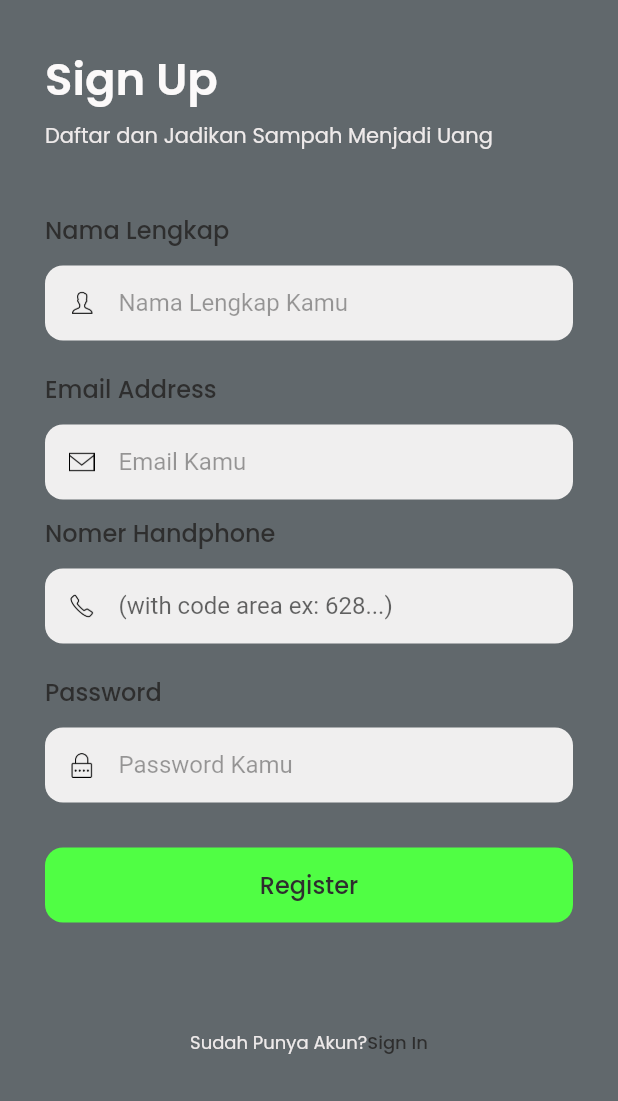
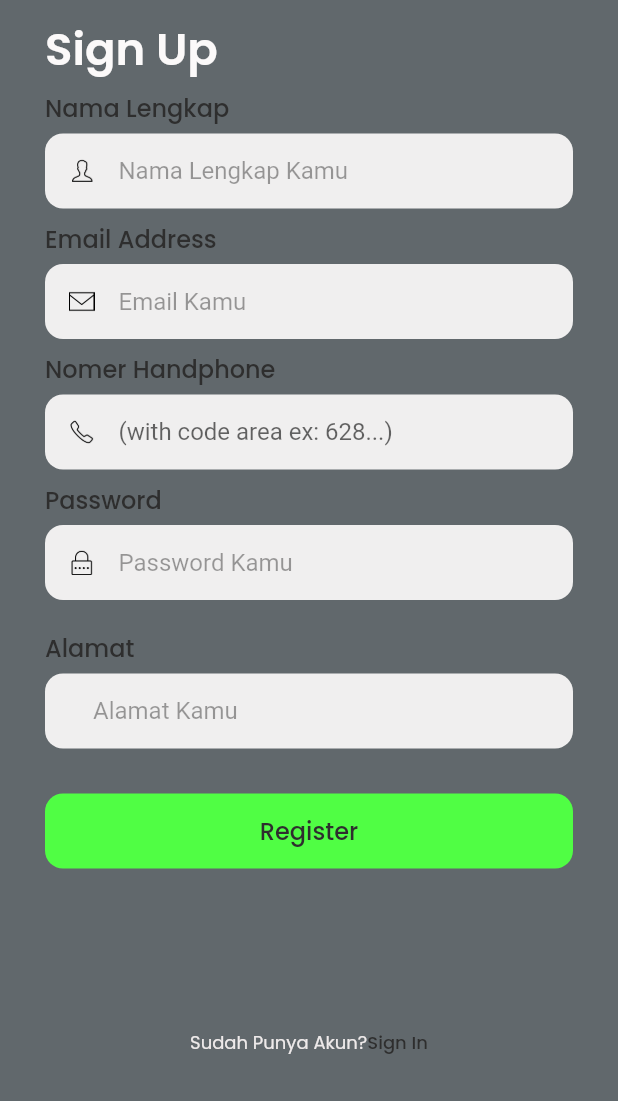
Before and after one commit to ramdhansy12/itrash-skripsi, a Flutter app: the SignUpPage screen opened by its route, on a phone screen of 412 x 824 dp, the part 135-1236 px from its top. Run offline on Flutter 3.47's test engine with Material 2 defaults, Android fonts, the phone set to English and light mode, and no system bars; our stand-ins replace google_fonts; accounts and stored records are empty.

Commit message:
final, fitur registrasi dan logout, siap rilis

```diff
--- a/lib/page/sign_up_page.dart
+++ b/lib/page/sign_up_page.dart
@@ -19,6 +19,7 @@ class _SignUpPageState extends State<SignUpPage> {
   TextEditingController phoneController = TextEditingController(text: '');
 
   TextEditingController passwordController = TextEditingController(text: '');
+  TextEditingController alamatController = TextEditingController(text: '');
 
   bool isLoading = false;
 
@@ -35,21 +36,16 @@ class _SignUpPageState extends State<SignUpPage> {
         email: emailController.text,
         phone: phoneController.text,
         password: passwordController.text,
+        alamat: alamatController.text,
       )) {
-        Navigator.pushNamed(context, '/home');
-      } else {
-        setState(() {
-          isLoading = false;
-        });
-
         AlertDialog alert = AlertDialog(
-          title: Text("Registrasi Gagal"),
+          title: const Text("Registrasi Berhasil"),
           content: Container(
             width: double.infinity,
             decoration: BoxDecoration(
               borderRadius: BorderRadius.circular(15),
             ),
-            child: Text("Maaf, Silahkan Coba Kembali"),
+            child: const Text("Silahkan Login akun"),
           ),
           actions: [
             TextButton(
@@ -58,12 +54,41 @@ class _SignUpPageState extends State<SignUpPage> {
                 'Ok',
                 style: primaryTextStyleWht,
               ),
-              onPressed: () => Navigator.of(context).pop(),
+              onPressed: () {
+                Navigator.pushNamedAndRemoveUntil(
+                    context, '/sign-in', (route) => false);
+              },
             ),
           ],
         );
 
         showDialog(context: context, builder: (context) => alert);
+      } else {
+        setState(() {
+          isLoading = false;
+          AlertDialog alert = AlertDialog(
+            title: const Text("Registrasi Gagal"),
+            content: Container(
+              width: double.infinity,
+              decoration: BoxDecoration(
+                borderRadius: BorderRadius.circular(15),
+              ),
+              child: const Text("Maaf, Silahkan Coba Kembali"),
+            ),
+            actions: [
+              TextButton(
+                style: TextButton.styleFrom(backgroundColor: primaryColor),
+                child: Text(
+                  'Ok',
+                  style: primaryTextStyleWht,
+                ),
+                onPressed: () => Navigator.of(context).pop(),
+              ),
+            ],
+          );
+
+          showDialog(context: context, builder: (context) => alert);
+        });
       }
 
       setState(() {
@@ -90,7 +115,7 @@ class _SignUpPageState extends State<SignUpPage> {
 
     Widget header() {
       return Container(
-        margin: const EdgeInsets.only(top: 30),
+        margin: const EdgeInsets.only(top: 10),
         child: Column(
           crossAxisAlignment: CrossAxisAlignment.start,
           children: [
@@ -107,13 +132,6 @@ class _SignUpPageState extends State<SignUpPage> {
                 color: const Color.fromARGB(255, 251, 249, 249),
               ),
             ),
-            const SizedBox(
-              height: 5,
-            ),
-            Text(
-              'Daftar dan Jadikan Sampah Menjadi Uang',
-              style: subtitleTextStyle,
-            ),
           ],
         ),
       );
@@ -121,7 +139,7 @@ class _SignUpPageState extends State<SignUpPage> {
 
     Widget nameInput() {
       return Container(
-        margin: const EdgeInsets.only(top: 40),
+        margin: const EdgeInsets.only(top: 5),
         child: Column(
           crossAxisAlignment: CrossAxisAlignment.start,
           children: [
@@ -133,7 +151,7 @@ class _SignUpPageState extends State<SignUpPage> {
               ),
             ),
             const SizedBox(
-              height: 12,
+              height: 5,
             ),
             Container(
               height: 50,
@@ -226,7 +244,7 @@ class _SignUpPageState extends State<SignUpPage> {
 
     Widget emailInput() {
       return Container(
-        margin: const EdgeInsets.only(top: 20),
+        margin: const EdgeInsets.only(top: 8),
         child: Column(
           crossAxisAlignment: CrossAxisAlignment.start,
           children: [
@@ -238,7 +256,7 @@ class _SignUpPageState extends State<SignUpPage> {
               ),
             ),
             const SizedBox(
-              height: 12,
+              height: 5,
             ),
             Container(
               height: 50,
@@ -279,7 +297,7 @@ class _SignUpPageState extends State<SignUpPage> {
 
     Widget phoneInput() {
       return Container(
-        margin: const EdgeInsets.only(top: 10),
+        margin: const EdgeInsets.only(top: 8),
         child: Column(
           crossAxisAlignment: CrossAxisAlignment.start,
           children: [
@@ -291,7 +309,7 @@ class _SignUpPageState extends State<SignUpPage> {
               ),
             ),
             const SizedBox(
-              height: 12,
+              height: 5,
             ),
             Container(
               height: 50,
@@ -330,7 +348,7 @@ class _SignUpPageState extends State<SignUpPage> {
 
     Widget passwordInput() {
       return Container(
-        margin: const EdgeInsets.only(top: 20),
+        margin: const EdgeInsets.only(top: 8),
         child: Column(
           crossAxisAlignment: CrossAxisAlignment.start,
           children: [
@@ -342,7 +360,7 @@ class _SignUpPageState extends State<SignUpPage> {
               ),
             ),
             const SizedBox(
-              height: 12,
+              height: 5,
             ),
             Container(
               height: 50,
@@ -368,6 +386,55 @@ class _SignUpPageState extends State<SignUpPage> {
                         controller: passwordController,
                         decoration: const InputDecoration.collapsed(
                           hintText: 'Password Kamu',
+                          hintStyle: TextStyle(color: Colors.black38),
+                        ),
+                      ),
+                    )
+                  ],
+                ),
+              ),
+            )
+          ],
+        ),
+      );
+    }
+
+    Widget passwordInput2() {
+      return Container(
+        margin: const EdgeInsets.only(top: 20),
+        child: Column(
+          crossAxisAlignment: CrossAxisAlignment.start,
+          children: [
+            Text(
+              'Alamat',
+              style: primaryTextStyle.copyWith(
+                fontSize: 16,
+                fontWeight: medium,
+              ),
+            ),
+            const SizedBox(
+              height: 5,
+            ),
+            Container(
+              height: 50,
+              padding: const EdgeInsets.symmetric(
+                horizontal: 16,
+              ),
+              decoration: BoxDecoration(
+                color: backgroundColor2,
+                borderRadius: BorderRadius.circular(12),
+              ),
+              child: Center(
+                child: Row(
+                  children: [
+                    const SizedBox(
+                      width: 16,
+                    ),
+                    Expanded(
+                      child: TextFormField(
+                        controller: alamatController,
+                        decoration: const InputDecoration.collapsed(
+                          hintText: 'Alamat Kamu',
                           hintStyle: TextStyle(color: Colors.black38),
                         ),
                       ),
@@ -452,6 +519,7 @@ class _SignUpPageState extends State<SignUpPage> {
               emailInput(),
               phoneInput(),
               passwordInput(),
+              passwordInput2(),
               isLoading ? LoadingButton() : signUpButton(),
               const Spacer(),
               footer(),
--- a/lib/services/jenis_sampah_service.dart
+++ b/lib/services/jenis_sampah_service.dart
@@ -3,7 +3,8 @@ import 'package:itrash_skripsi/model/model.dart';
 import 'package:http/http.dart' as http;
 
 class JenisSampahService {
-  String baseUrl = 'https://itrash.technosolution.site/api';
+  String baseUrl = 'http://192.168.56.56/api';
+  // String baseUrl = 'https://itrash.technosolution.site/api';
 
   Future<List<JenisSampah>> getJenisSampah() async {
     var url = '$baseUrl/jenis-sampah';
--- a/lib/services/pembayaran_service.dart
+++ b/lib/services/pembayaran_service.dart
@@ -3,7 +3,8 @@ import 'package:itrash_skripsi/model/model.dart';
 import 'package:http/http.dart' as http;
 
 class PembayaranService {
-  String baseUrl = 'https://itrash.technosolution.site/api';
+  // String baseUrl = 'https://itrash.technosolution.site/api';
+  String baseUrl = 'http://192.168.56.56/api';
 
   Future<List<PembayaranModel>> getPembayaran(String token) async {
     var url = '$baseUrl/pembayaran';
--- a/lib/services/transaksi_service.dart
+++ b/lib/services/transaksi_service.dart
@@ -1,10 +1,11 @@
 import 'dart:convert';
-import 'dart:developer';
+// import 'dart:developer';
 import 'package:itrash_skripsi/model/model.dart';
 import 'package:http/http.dart' as http;
 
 class TransaksiService {
-  String baseUrl = 'https://itrash.technosolution.site/api';
+  String baseUrl = 'http://192.168.56.56/api';
+  // String baseUrl = 'https://itrash.technosolution.site/api';
 
   Future<List<TransaksiModel>> getTransaksi(String token) async {
     var url = '$baseUrl/transaksi';
```
Also changed, not shown: lib/model/user.dart (+21 -18 lines), lib/model/user_model.dart (+11 -2 lines), lib/page/home/profile_page.dart (+68 -5 lines), lib/providers/auth_provider.dart (+15 -3 lines), lib/services/auth_services.dart (+28 -9 lines).
